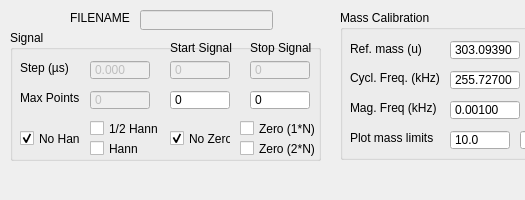
This is src/gui/analysis_qt.ui in pirenea-irap/sofa as Qt 5 draws it before an edit; both pictures show x 0 to 525 and y 0 to 200 of the 1050 by 200 pixel window. The edited form follows.
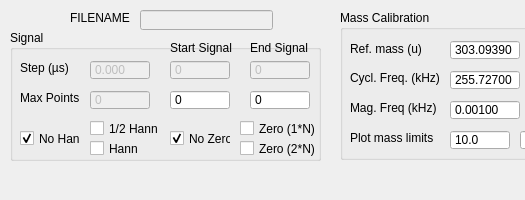
This is the edited form.

Commit message: Fix #13. Fix #14. Decimation setup before plot.

```diff
--- a/src/gui/analysis_qt.ui
+++ b/src/gui/analysis_qt.ui
@@ -69,7 +69,7 @@
       </rect>
      </property>
      <property name="text">
-      <string>Stop Signal</string>
+      <string>End Signal</string>
      </property>
     </widget>
     <widget class="QLabel" name="label_Step">
```
Left out of the diff: 6 changed lines with no effect on the pictures. The commit also changes 2 other files.
